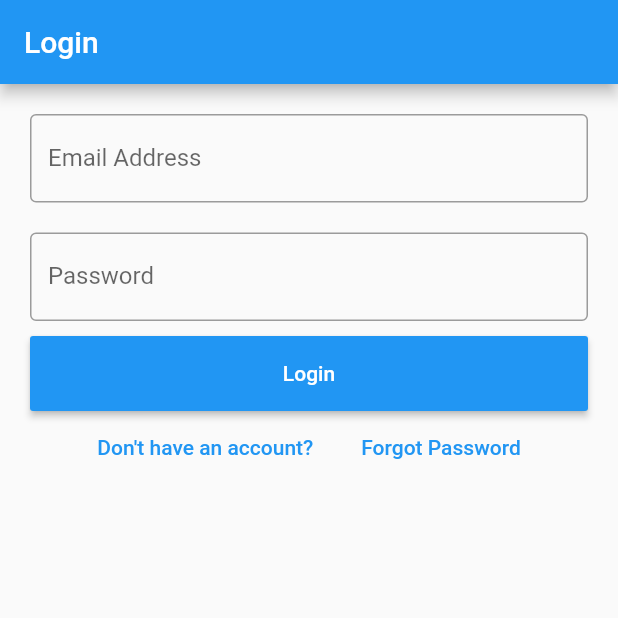
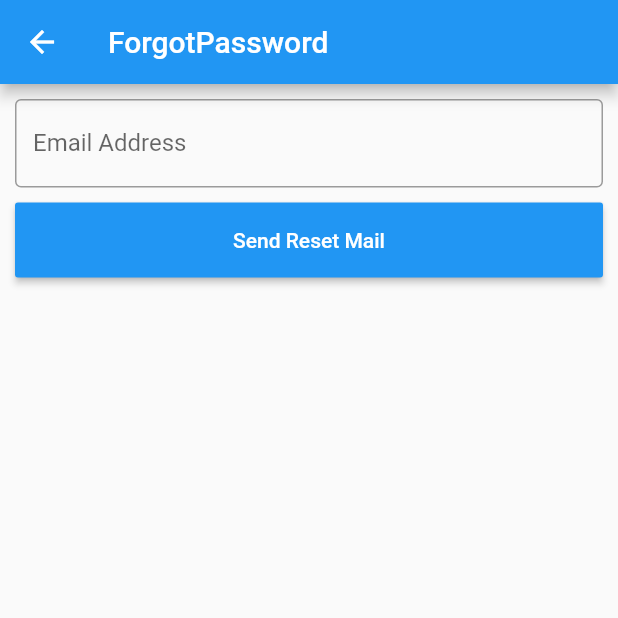
Before and after one commit to New-Year-New-Me/nynm_fapp, a Flutter app: the screen it shows after launch, after a tap on "Forgot Password", on a phone screen of 412 x 824 dp, the top half of it. Run offline on Flutter 3.47's test engine with Material 2 defaults, Android fonts, the phone set to English and light mode, and no system bars; our stand-ins replace cloud_firestore, firebase_auth, firebase_core, fluttertoast; accounts and stored records are empty; network calls fail.

Commit message:
Refactor and forgot password

```diff
--- /dev/null
+++ b/lib/components/auth/forgetPassword.dart
@@ -0,0 +1,61 @@
+import 'package:firebase_auth/firebase_auth.dart';
+import 'package:flutter/material.dart';
+import 'package:fluttertoast/fluttertoast.dart';
+
+class ForgetPassword extends StatefulWidget {
+  @override
+  _ForgetPasswordState createState() => _ForgetPasswordState();
+}
+
+class _ForgetPasswordState extends State<ForgetPassword> {
+  TextEditingController emailController = TextEditingController();
+
+  @override
+  Widget build(BuildContext context) {
+    return Scaffold(
+      appBar: AppBar(
+        title: Text("ForgotPassword"),
+      ),
+      body: Container(
+        child: ListView(
+          children: [
+            Container(
+                alignment: Alignment.center,
+                padding: EdgeInsets.all(10),
+                child: TextField(
+                  controller: emailController,
+                  decoration: InputDecoration(
+                      border: OutlineInputBorder(), labelText: 'Email Address'),
+                  keyboardType: TextInputType.emailAddress,
+                )),
+            Container(
+                height: 50,
+                padding: EdgeInsets.fromLTRB(10, 0, 10, 0),
+                child: RaisedButton(
+                  textColor: Colors.white,
+                  color: Colors.blue,
+                  child: Text('Send Reset Mail'),
+                  onPressed: sendResetMail,
+                )),
+          ],
+        ),
+      ),
+    );
+  }
+
+  void sendResetMail() {
+    Fluttertoast.showToast(msg: "Sending Reset Mail to your email");
+    FirebaseAuth.instance
+        .sendPasswordResetEmail(email: emailController.text)
+        .then((value) {
+      Fluttertoast.showToast(
+          msg: "Reset link sent to ${emailController.text}",
+          backgroundColor: Colors.green);
+      Navigator.pop(context);
+    }).catchError((error) {
+      Fluttertoast.showToast(
+          msg: "Reset link cannot be sent, Please check you email address",
+          backgroundColor: Colors.red);
+    });
+  }
+}
--- a/pubspec.yaml
+++ b/pubspec.yaml
@@ -27,7 +27,7 @@ dependencies:
   firebase_auth: "^0.18.4+1"
   cloud_firestore: "^0.14.4"
   firebase_storage: "^5.2.0"
-
+  fluttertoast: "7.1.6"
 
   # The following adds the Cupertino Icons font to your application.
   # Use with the CupertinoIcons class for iOS style icons.
```
Also changed, not shown: lib/components/auth/login.dart (+48 -61 lines), lib/components/auth/register.dart (+53 -71 lines), lib/components/auth/splash.dart (+16 -27 lines), lib/components/home/feeds.dart (+8 -19 lines), lib/main.dart (+3 -100 lines), pubspec.lock.
